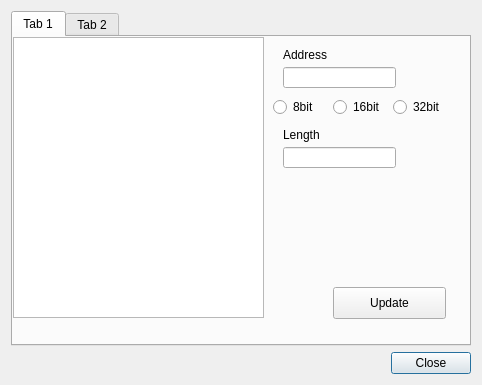
This is qtBuildSystem/Mu/hexviewer.ui in meepingsnesroms/Mu as Qt 5 draws it before an edit. The edited form follows.
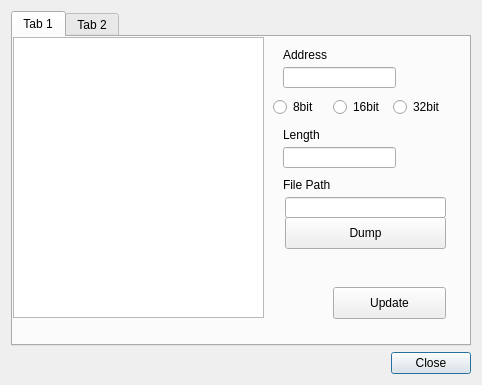
This is the edited form.

```diff
--- a/qtBuildSystem/Mu/hexviewer.ui
+++ b/qtBuildSystem/Mu/hexviewer.ui
@@ -174,6 +174,42 @@
         </rect>
        </property>
       </widget>
+      <widget class="QPushButton" name="hexDump">
+       <property name="geometry">
+        <rect>
+         <x>272</x>
+         <y>180</y>
+         <width>161</width>
+         <height>32</height>
+        </rect>
+       </property>
+       <property name="text">
+        <string>Dump</string>
+       </property>
+      </widget>
+      <widget class="QLineEdit" name="hexFilePath">
+       <property name="geometry">
+        <rect>
+         <x>272</x>
+         <y>160</y>
+         <width>161</width>
+         <height>21</height>
+        </rect>
+       </property>
+      </widget>
+      <widget class="QLabel" name="label_7">
+       <property name="geometry">
+        <rect>
+         <x>270</x>
+         <y>140</y>
+         <width>60</width>
+         <height>16</height>
+        </rect>
+       </property>
+       <property name="text">
+        <string>File Path</string>
+       </property>
+      </widget>
      </widget>
      <widget class="QWidget" name="graphics">
       <property name="sizePolicy">
```
Left out of the diff: 2 changed lines with no effect on the pictures.
